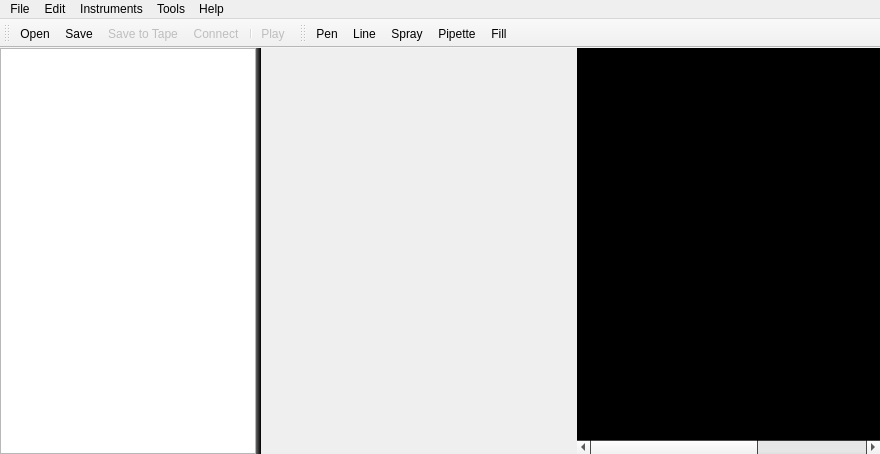
Old version of the form PatternPaint/mainwindow.ui in the repository a-pavlov/PatternPaint.
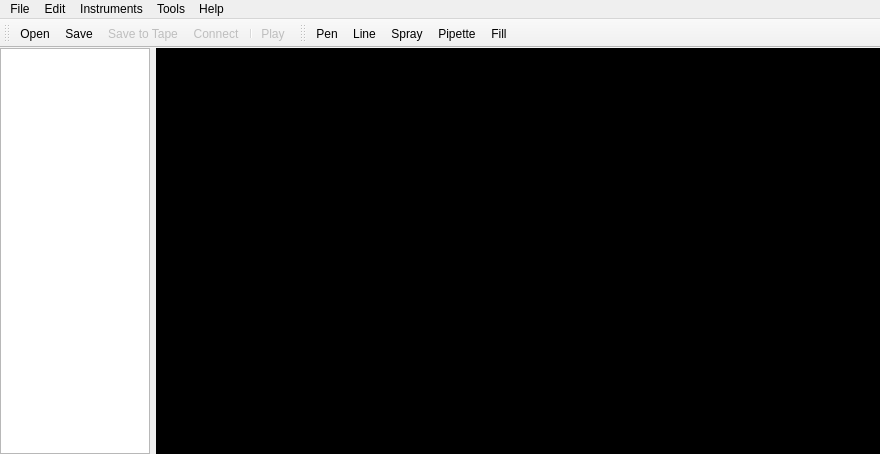
New version of the form. Icons and pictures are not drawn. Custom widgets are drawn as their Qt base class.

```diff
--- a/PatternPaint/mainwindow.ui
+++ b/PatternPaint/mainwindow.ui
@@ -10,6 +10,12 @@
     <height>454</height>
    </rect>
   </property>
+  <property name="sizePolicy">
+   <sizepolicy hsizetype="Minimum" vsizetype="Preferred">
+    <horstretch>0</horstretch>
+    <verstretch>0</verstretch>
+   </sizepolicy>
+  </property>
   <property name="minimumSize">
    <size>
     <width>0</width>
@@ -51,64 +57,9 @@
     <property name="bottomMargin">
      <number>0</number>
     </property>
-    <item>
-     <widget class="QWidget" name="patternToolbox" native="true">
-      <property name="sizePolicy">
-       <sizepolicy hsizetype="Fixed" vsizetype="Preferred">
-        <horstretch>0</horstretch>
-        <verstretch>0</verstretch>
-       </sizepolicy>
-      </property>
-      <property name="autoFillBackground">
-       <bool>false</bool>
-      </property>
-      <property name="styleSheet">
-       <string notr="true">QWidget#patternToolbox {
-  background:qlineargradient(spread:pad, x1:0, y1:0, x2:1, y2:0, stop:0.9801 rgba(100,100,100, 255), stop:1 rgba(0, 0, 0, 255))
-}</string>
-      </property>
-      <layout class="QVBoxLayout" name="verticalLayout_2">
-       <property name="leftMargin">
-        <number>0</number>
-       </property>
-       <property name="topMargin">
-        <number>0</number>
-       </property>
-       <property name="rightMargin">
-        <number>5</number>
-       </property>
-       <property name="bottomMargin">
-        <number>0</number>
-       </property>
-       <item>
-        <widget class="QListWidget" name="animList">
-         <property name="textElideMode">
-          <enum>Qt::ElideRight</enum>
-         </property>
-         <property name="movement">
-          <enum>QListView::Free</enum>
-         </property>
-         <property name="resizeMode">
-          <enum>QListView::Adjust</enum>
-         </property>
-        </widget>
-       </item>
-      </layout>
-     </widget>
-    </item>
-    <item>
-     <widget class="QStackedWidget" name="editors">
-      <property name="sizePolicy">
-       <sizepolicy hsizetype="Expanding" vsizetype="Preferred">
-        <horstretch>0</horstretch>
-        <verstretch>0</verstretch>
-       </sizepolicy>
-      </property>
-     </widget>
-    </item>
     <item>
      <layout class="QGridLayout" name="gridLayout">
-      <item row="0" column="0">
+      <item row="1" column="1">
        <widget class="LetterboxScrollArea" name="scrollArea">
         <property name="palette">
          <palette>
@@ -189,7 +140,7 @@
            <x>0</x>
            <y>0</y>
            <width>500</width>
-           <height>371</height>
+           <height>387</height>
           </rect>
          </property>
          <property name="sizePolicy">
@@ -219,6 +170,22 @@
         </widget>
        </widget>
       </item>
+      <item row="1" column="0">
+       <widget class="QListWidget" name="animList">
+        <property name="sizePolicy">
+         <sizepolicy hsizetype="Minimum" vsizetype="Expanding">
+          <horstretch>0</horstretch>
+          <verstretch>0</verstretch>
+         </sizepolicy>
+        </property>
+        <property name="maximumSize">
+         <size>
+          <width>150</width>
+          <height>16777215</height>
+         </size>
+        </property>
+       </widget>
+      </item>
      </layout>
     </item>
    </layout>
```
